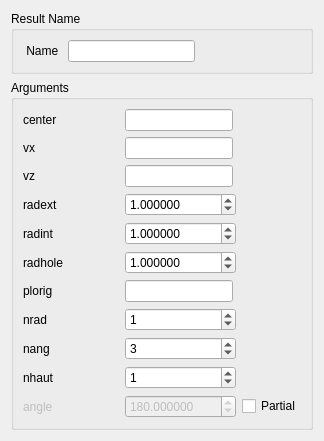
The window that src/HEXABLOCKGUI/MakeRind_QTD.ui (SalomePlatform/hexablock) describes before a commit, drawn with Qt 5.
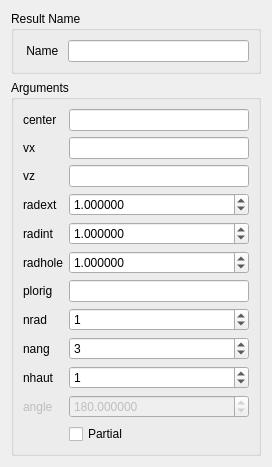
The same window after the commit.

```diff
--- a/src/HEXABLOCKGUI/MakeRind_QTD.ui
+++ b/src/HEXABLOCKGUI/MakeRind_QTD.ui
@@ -6,16 +6,28 @@
    <rect>
     <x>0</x>
     <y>0</y>
-    <width>324</width>
-    <height>440</height>
+    <width>272</width>
+    <height>464</height>
    </rect>
   </property>
+  <property name="sizePolicy">
+   <sizepolicy hsizetype="Preferred" vsizetype="Fixed">
+    <horstretch>0</horstretch>
+    <verstretch>0</verstretch>
+   </sizepolicy>
+  </property>
   <property name="windowTitle">
    <string>Rind Construction</string>
   </property>
   <layout class="QVBoxLayout" name="verticalLayout">
    <item>
     <widget class="QGroupBox" name="groupBox_3">
+     <property name="sizePolicy">
+      <sizepolicy hsizetype="Preferred" vsizetype="Fixed">
+       <horstretch>0</horstretch>
+       <verstretch>0</verstretch>
+      </sizepolicy>
+     </property>
      <property name="title">
       <string>Result Name</string>
      </property>
@@ -30,14 +42,14 @@
       <item row="0" column="1">
        <widget class="QLineEdit" name="name_le">
         <property name="sizePolicy">
-         <sizepolicy hsizetype="Preferred" vsizetype="Fixed">
+         <sizepolicy hsizetype="Minimum" vsizetype="Fixed">
           <horstretch>0</horstretch>
           <verstretch>0</verstretch>
          </sizepolicy>
         </property>
         <property name="maximumSize">
          <size>
-          <width>127</width>
+          <width>16777215</width>
           <height>16777215</height>
          </size>
         </property>
@@ -48,21 +60,27 @@
    </item>
    <item>
     <widget class="QGroupBox" name="groupBox">
+     <property name="sizePolicy">
+      <sizepolicy hsizetype="Preferred" vsizetype="Fixed">
+       <horstretch>0</horstretch>
+       <verstretch>0</verstretch>
+      </sizepolicy>
+     </property>
      <property name="title">
       <string>Arguments</string>
      </property>
-     <layout class="QGridLayout" name="gridLayout">
-      <item row="0" column="0" colspan="2">
+     <layout class="QFormLayout" name="formLayout">
+      <item row="0" column="0">
        <widget class="QLabel" name="label">
         <property name="text">
          <string>center</string>
         </property>
        </widget>
       </item>
-      <item row="0" column="2">
+      <item row="0" column="1">
        <widget class="QLineEdit" name="center_le">
         <property name="sizePolicy">
-         <sizepolicy hsizetype="Maximum" vsizetype="Fixed">
+         <sizepolicy hsizetype="Minimum" vsizetype="Fixed">
           <horstretch>0</horstretch>
           <verstretch>0</verstretch>
          </sizepolicy>
@@ -72,10 +90,37 @@
         </property>
        </widget>
       </item>
-      <item row="3" column="2">
+      <item row="1" column="0">
+       <widget class="QLabel" name="label_2">
+        <property name="text">
+         <string>vx</string>
+        </property>
+       </widget>
+      </item>
+      <item row="1" column="1">
+       <widget class="QLineEdit" name="vx_le">
+        <property name="sizePolicy">
+         <sizepolicy hsizetype="Minimum" vsizetype="Fixed">
+          <horstretch>0</horstretch>
+          <verstretch>0</verstretch>
+         </sizepolicy>
+        </property>
+        <property name="readOnly">
+         <bool>false</bool>
+        </property>
+       </widget>
+      </item>
+      <item row="2" column="0">
+       <widget class="QLabel" name="label_3">
+        <property name="text">
+         <string>vz</string>
+        </property>
+       </widget>
+      </item>
+      <item row="2" column="1">
        <widget class="QLineEdit" name="vz_le">
         <property name="sizePolicy">
-         <sizepolicy hsizetype="Maximum" vsizetype="Fixed">
+         <sizepolicy hsizetype="Minimum" vsizetype="Fixed">
           <horstretch>0</horstretch>
           <verstretch>0</verstretch>
          </sizepolicy>
@@ -85,14 +130,14 @@
         </property>
        </widget>
       </item>
-      <item row="4" column="0" colspan="2">
+      <item row="3" column="0">
        <widget class="QLabel" name="label_4">
         <property name="text">
          <string>radext</string>
         </property>
        </widget>
       </item>
-      <item row="4" column="2">
+      <item row="3" column="1">
        <widget class="QDoubleSpinBox" name="radext_spb">
         <property name="decimals">
          <number>6</number>
@@ -105,14 +150,14 @@
         </property>
        </widget>
       </item>
-      <item row="5" column="0" colspan="2">
+      <item row="4" column="0">
        <widget class="QLabel" name="label_5">
         <property name="text">
          <string>radint</string>
         </property>
        </widget>
       </item>
-      <item row="5" column="2">
+      <item row="4" column="1">
        <widget class="QDoubleSpinBox" name="radint_spb">
         <property name="decimals">
          <number>6</number>
@@ -125,14 +170,14 @@
         </property>
        </widget>
       </item>
-      <item row="6" column="0" colspan="2">
+      <item row="5" column="0">
        <widget class="QLabel" name="label_6">
         <property name="text">
          <string>radhole</string>
         </property>
        </widget>
       </item>
-      <item row="6" column="2">
+      <item row="5" column="1">
        <widget class="QDoubleSpinBox" name="radhole_spb">
         <property name="decimals">
          <number>6</number>
@@ -145,17 +190,17 @@
         </property>
        </widget>
       </item>
-      <item row="7" column="0" colspan="2">
+      <item row="6" column="0">
        <widget class="QLabel" name="label_7">
         <property name="text">
          <string>plorig</string>
         </property>
        </widget>
       </item>
-      <item row="7" column="2">
+      <item row="6" column="1">
        <widget class="QLineEdit" name="plorig_le">
         <property name="sizePolicy">
-         <sizepolicy hsizetype="Maximum" vsizetype="Fixed">
+         <sizepolicy hsizetype="Minimum" vsizetype="Fixed">
           <horstretch>0</horstretch>
           <verstretch>0</verstretch>
          </sizepolicy>
@@ -165,14 +210,14 @@
         </property>
        </widget>
       </item>
-      <item row="8" column="0" colspan="2">
+      <item row="7" column="0">
        <widget class="QLabel" name="label_8">
         <property name="text">
          <string>nrad</string>
         </property>
        </widget>
       </item>
-      <item row="8" column="2">
+      <item row="7" column="1">
        <widget class="QSpinBox" name="nrad_spb">
         <property name="maximum">
          <number>1000000</number>
@@ -182,14 +227,14 @@
         </property>
        </widget>
       </item>
-      <item row="9" column="0" colspan="2">
+      <item row="8" column="0">
        <widget class="QLabel" name="label_9">
         <property name="text">
          <string>nang</string>
         </property>
        </widget>
       </item>
-      <item row="9" column="2">
+      <item row="8" column="1">
        <widget class="QSpinBox" name="nang_spb">
         <property name="maximum">
          <number>1000000</number>
@@ -199,14 +244,14 @@
         </property>
        </widget>
       </item>
-      <item row="10" column="0" colspan="2">
+      <item row="9" column="0">
        <widget class="QLabel" name="label_10">
         <property name="text">
          <string>nhaut</string>
         </property>
        </widget>
       </item>
-      <item row="10" column="2">
+      <item row="9" column="1">
        <widget class="QSpinBox" name="nhaut_spb">
         <property name="maximum">
          <number>1000000</number>
@@ -216,7 +261,7 @@
         </property>
        </widget>
       </item>
-      <item row="11" column="0">
+      <item row="10" column="0">
        <widget class="QLabel" name="angle_label">
         <property name="enabled">
          <bool>false</bool>
@@ -226,7 +271,7 @@
         </property>
        </widget>
       </item>
-      <item row="11" column="2">
+      <item row="10" column="1">
        <widget class="QDoubleSpinBox" name="angle_spb">
         <property name="enabled">
          <bool>false</bool>
@@ -242,34 +287,7 @@
         </property>
        </widget>
       </item>
-      <item row="1" column="0">
-       <widget class="QLabel" name="label_2">
-        <property name="text">
-         <string>vx</string>
-        </property>
-       </widget>
-      </item>
-      <item row="1" column="2">
-       <widget class="QLineEdit" name="vx_le">
-        <property name="sizePolicy">
-         <sizepolicy hsizetype="Maximum" vsizetype="Fixed">
-          <horstretch>0</horstretch>
-          <verstretch>0</verstretch>
-         </sizepolicy>
-        </property>
-        <property name="readOnly">
-         <bool>false</bool>
-        </property>
-       </widget>
-      </item>
-      <item row="3" column="0">
-       <widget class="QLabel" name="label_3">
-        <property name="text">
-         <string>vz</string>
-        </property>
-       </widget>
-      </item>
-      <item row="11" column="3">
+      <item row="11" column="1">
        <widget class="QCheckBox" name="partial_cb">
         <property name="text">
          <string>Partial</string>
```
Left out of the diff: 15 changed lines with no effect on the pictures.
